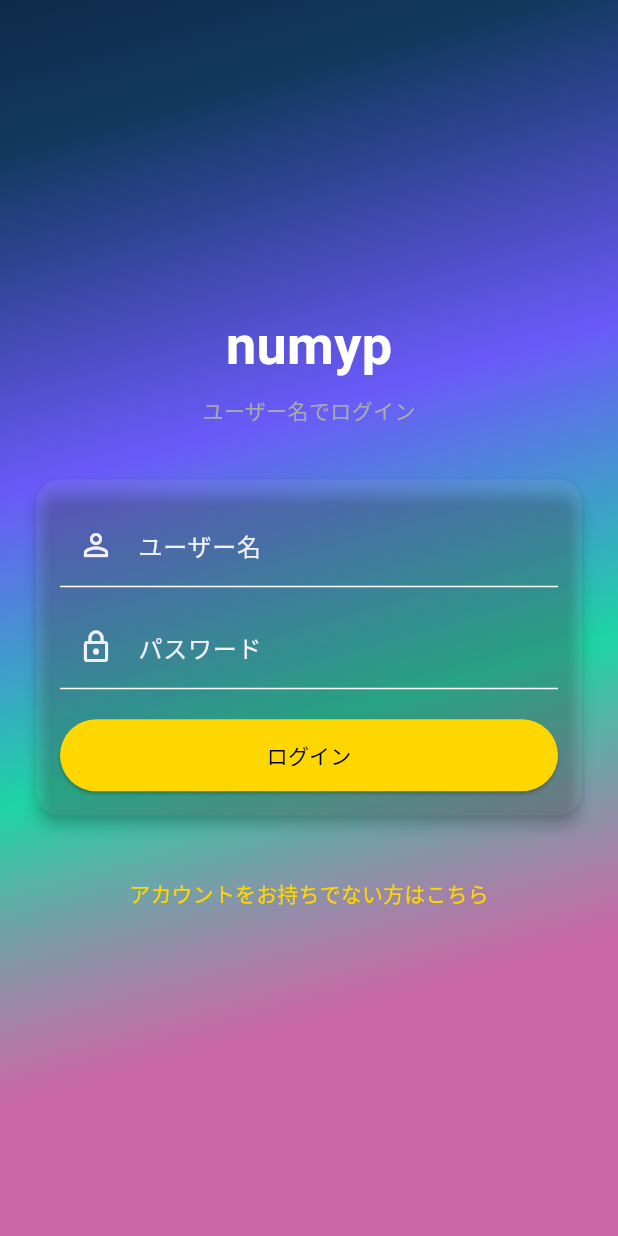
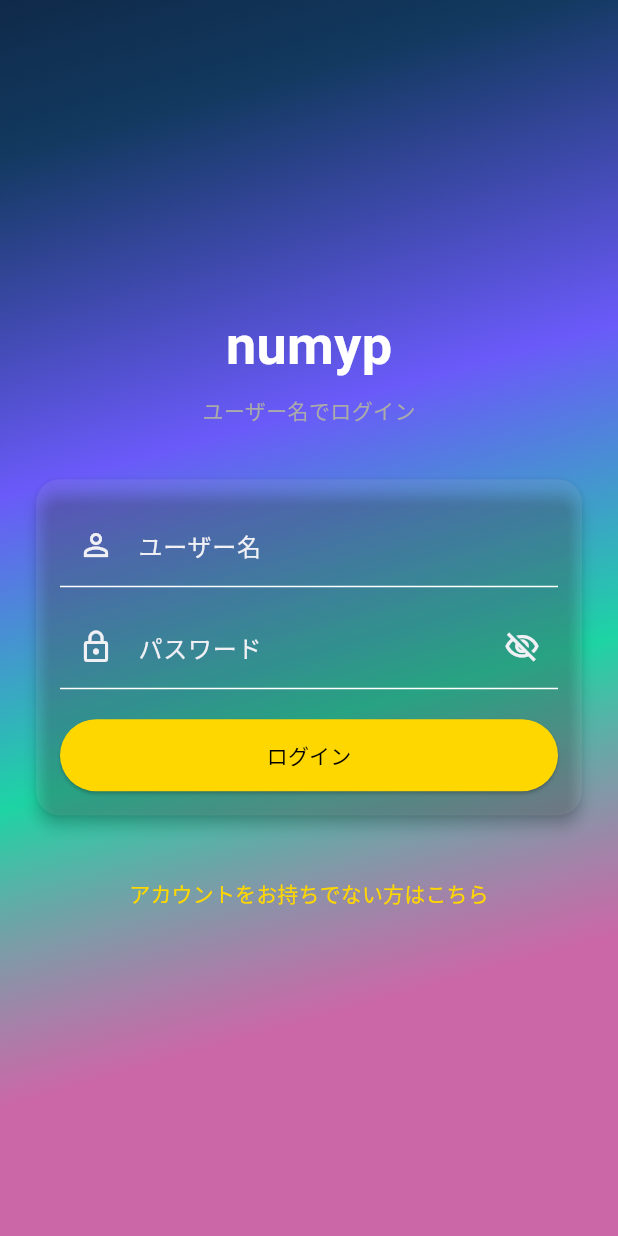
Before and after one commit to j22268tm/numyp, a Flutter app: the screen it shows after launch, on a phone screen of 412 x 824 dp. Run offline on Flutter 3.47's test engine with Material 3 defaults, Android fonts, the phone set to English and light mode, and no system bars; our stand-ins replace dio, flutter_riverpod, google_maps_flutter; Roboto replaces fonts that are missing (Noto Sans JP).

Commit message:
パスワードフィールドにトグル機能を追加し、エラーメッセージの表示を改善

```diff
--- a/numyp/lib/screens/auth/auth_screen.dart
+++ b/numyp/lib/screens/auth/auth_screen.dart
@@ -19,6 +19,7 @@ class _AuthScreenState extends ConsumerState<AuthScreen>
   final _passwordController = TextEditingController();
   final _usernameController = TextEditingController();
   bool _isLogin = true;
+  bool _obscurePassword = true;
   late final AnimationController _bgController;
 
   @override
@@ -45,9 +46,9 @@ class _AuthScreenState extends ConsumerState<AuthScreen>
 
     ref.listen(authProvider, (previous, next) {
       if (next.errorMessage != null && next.errorMessage!.isNotEmpty) {
-        ScaffoldMessenger.of(context).showSnackBar(
-          SnackBar(content: Text(next.errorMessage!)),
-        );
+        ScaffoldMessenger.of(
+          context,
+        ).showSnackBar(SnackBar(content: Text(next.errorMessage!)));
       }
     });
 
@@ -89,7 +90,10 @@ class _AuthScreenState extends ConsumerState<AuthScreen>
               ),
               // Content
               Container(
-                padding: const EdgeInsets.symmetric(horizontal: 20, vertical: 48),
+                padding: const EdgeInsets.symmetric(
+                  horizontal: 20,
+                  vertical: 48,
+                ),
                 child: SafeArea(
                   child: Center(
                     child: SingleChildScrollView(
@@ -117,9 +121,7 @@ class _AuthScreenState extends ConsumerState<AuthScreen>
                                 ? null
                                 : () => setState(() => _isLogin = !_isLogin),
                             child: Text(
-                              _isLogin
-                                  ? 'アカウントをお持ちでない方はこちら'
-                                  : 'すでにアカウントをお持ちの方',
+                              _isLogin ? 'アカウントをお持ちでない方はこちら' : 'すでにアカウントをお持ちの方',
                               style: TextStyle(color: colors.magicGold),
                             ),
                           ),
@@ -164,11 +166,21 @@ class _AuthScreenState extends ConsumerState<AuthScreen>
               const SizedBox(height: 12),
               TextFormField(
                 controller: _passwordController,
-                decoration: const InputDecoration(
+                decoration: InputDecoration(
                   labelText: 'パスワード',
-                  prefixIcon: Icon(Icons.lock_outline),
+                  prefixIcon: const Icon(Icons.lock_outline),
+                  suffixIcon: IconButton(
+                    onPressed: () => setState(() {
+                      _obscurePassword = !_obscurePassword;
+                    }),
+                    icon: Icon(
+                      _obscurePassword
+                          ? Icons.visibility_off_outlined
+                          : Icons.visibility_outlined,
+                    ),
+                  ),
                 ),
-                obscureText: true,
+                obscureText: _obscurePassword,
                 validator: (value) {
                   if (value == null || value.length < 6) {
                     return '6文字以上のパスワードを入力してください';
```
